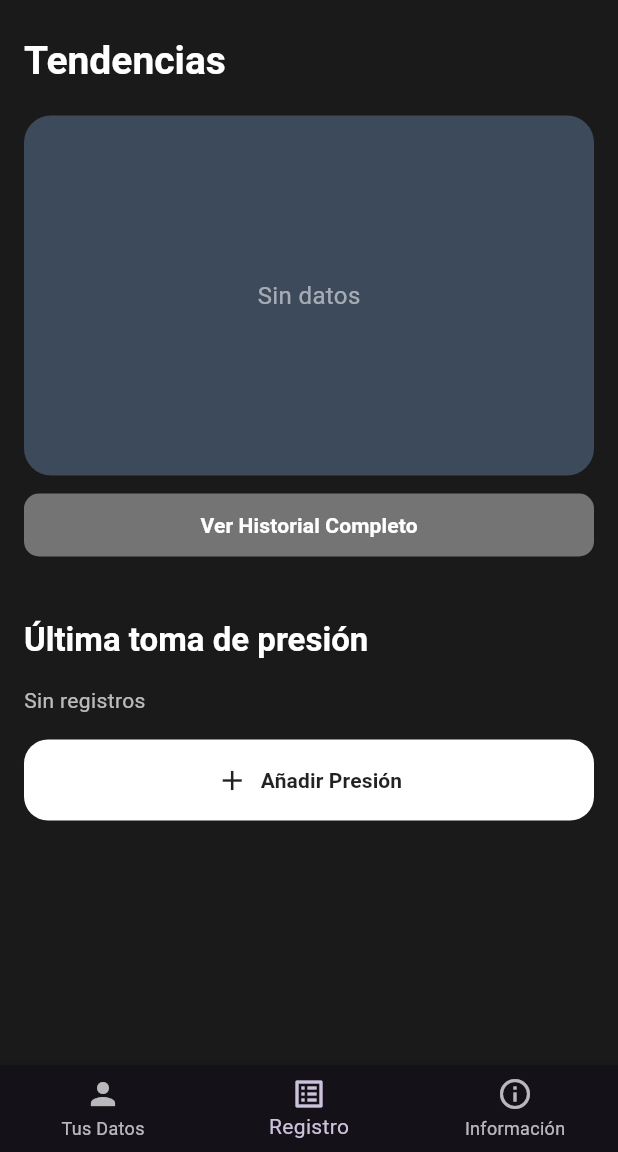
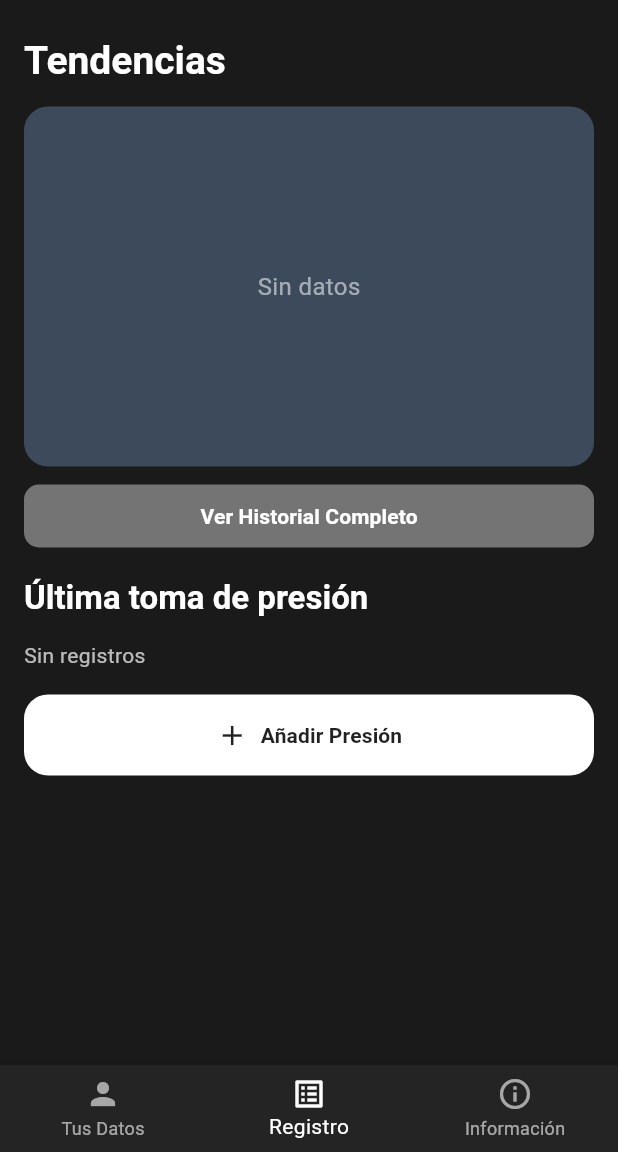
Before and after one commit to Svaella/atension-app-taller, a Flutter app: the HomeScreen screen opened by its route, item 2 of the bottom bar chosen, on a phone screen of 412 x 824 dp, the part 84-1236 px from its top. Run offline on Flutter 3.47's test engine with Material 3 defaults, Android fonts, the phone set to English and light mode, and no system bars; our stand-ins replace fl_chart, go_router, shared_preferences; accounts and stored records are empty; network calls fail.

Commit message:
Actualiza colores y scroll en registro de presión

```diff
--- a/lib/screens/home/home_screen.dart
+++ b/lib/screens/home/home_screen.dart
@@ -71,6 +71,10 @@ class _HomeScreenState extends State<HomeScreen> {
           setState(() => _index = i);
           _maybeFetchProfile(i);
         },
+        backgroundColor: AppColors.botttomBar, // Fondo barra
+        selectedItemColor: AppColors.textPrimary,        // Ítem seleccionado
+        unselectedItemColor: Colors.white60,    // Ítems no seleccionados
+        showUnselectedLabels: true,
         items: const [
           BottomNavigationBarItem(icon: Icon(Icons.person), label: 'Tus Datos'),
           BottomNavigationBarItem(icon: Icon(Icons.list_alt), label: 'Registro'),
--- a/lib/screens/home/registro_screen.dart
+++ b/lib/screens/home/registro_screen.dart
@@ -30,7 +30,7 @@ class _RegistroScreenState extends State<RegistroScreen> {
           children: [
             const SizedBox(height: 8),
             Text('Tendencias', style: Theme.of(context).textTheme.titleLarge?.copyWith(color: Colors.white, fontWeight: FontWeight.w700, fontSize: 26)),
-            const SizedBox(height: 20),
+            const SizedBox(height: 14),
             _MiniBars(items: bp.items),
             const SizedBox(height: 12),
             SizedBox(
@@ -47,9 +47,9 @@ class _RegistroScreenState extends State<RegistroScreen> {
                 child: const Text('Ver Historial Completo', style: TextStyle(fontWeight: FontWeight.w700)),
               ),
             ),
-            const SizedBox(height: 42),
+            const SizedBox(height: 20),
             Text('Última toma de presión', style: Theme.of(context).textTheme.titleLarge?.copyWith(color: Colors.white, fontWeight: FontWeight.w700)),
-            const SizedBox(height: 16),
+            const SizedBox(height: 14),
             if (last != null)
               _LastCard(sys: last.systolic, dia: last.diastolic, cat: last.category, date: last.takenAt)
             else
@@ -501,7 +501,7 @@ class _MiniBars extends StatelessWidget {
         height: 240,
         decoration: BoxDecoration(
           color: const Color(0xFF3D4A5C),
-          borderRadius: BorderRadius.circular(18),
+          borderRadius: BorderRadius.circular(16),
         ),
         child: const Center(
           child: Text('Sin datos', style: TextStyle(color: Colors.white54, fontSize: 16)),
@@ -510,11 +510,16 @@ class _MiniBars extends StatelessWidget {
     }
 
     final data = [...items];
-    data.sort((a, b) => a.takenAt.compareTo(b.takenAt));
-    final display = data.take(4).toList();
+    data.sort((a, b) => a.takenAt.compareTo(b.takenAt)); // Orden ascendente (antiguas a recientes)
 
-    // Obtener el año de la última medición
-    final year = display.isNotEmpty ? display.last.takenAt.year : DateTime.now().year;
+    final year = data.isNotEmpty ? data.last.takenAt.year : DateTime.now().year;
+
+    // Calcula el scroll inicial para mostrar las últimas 6 alineadas a la derecha
+    final itemWidth = 46.0; // ancho barra + separación
+    final visibleCount = 6;
+    final initialScroll = data.length > visibleCount
+        ? (data.length - visibleCount) * itemWidth
+        : 0.0;
 
     return Container(
       padding: const EdgeInsets.symmetric(horizontal: 16, vertical: 16),
@@ -523,7 +528,7 @@ class _MiniBars extends StatelessWidget {
         borderRadius: BorderRadius.circular(18),
         boxShadow: [
           BoxShadow(
-            color: Colors.black.withValues(alpha: 0.2),
+            color: Colors.black.withOpacity(0.2),
             blurRadius: 12,
             offset: const Offset(0, 6),
           ),
@@ -532,7 +537,6 @@ class _MiniBars extends StatelessWidget {
       child: Column(
         mainAxisSize: MainAxisSize.min,
         children: [
-          // Título con año
           Text(
             '$year',
             style: const TextStyle(
@@ -541,28 +545,25 @@ class _MiniBars extends StatelessWidget {
               fontWeight: FontWeight.w600,
             ),
           ),
-          const SizedBox(height: 10),
-          // Gráfico de barras con más espacio
           SizedBox(
             height: 190,
-            child: Row(
-              mainAxisAlignment: MainAxisAlignment.spaceEvenly,
-              crossAxisAlignment: CrossAxisAlignment.end,
-              children: display.map((e) {
+            child: ListView.separated(
+              scrollDirection: Axis.horizontal,
+              controller: ScrollController(
+                initialScrollOffset: initialScroll,
+              ),
+              itemCount: data.length,
+              separatorBuilder: (_, __) => const SizedBox(width: 24),
+              itemBuilder: (context, i) {
+                final e = data[i];
                 final vis = bpVisualFromCategory(e.category);
-                // Calcular altura normalizada con límite superior más alto
                 final normalized = (e.systolic.clamp(70, 220) - 70) / 150;
-                // Altura mínima 40, máxima 120 (deja espacio suficiente para textos)
                 final barHeight = (40 + (normalized * 80)).clamp(40.0, 120.0);
 
-                return Flexible(
-                  child: Padding(
-                    padding: const EdgeInsets.symmetric(horizontal: 3),
-                    child: Column(
+                return Column(
                   mainAxisAlignment: MainAxisAlignment.end,
                   mainAxisSize: MainAxisSize.min,
                   children: [
-                        // Valor sistólico arriba
                     Text(
                       '${e.systolic}',
                       style: const TextStyle(
@@ -572,17 +573,15 @@ class _MiniBars extends StatelessWidget {
                       ),
                     ),
                     const SizedBox(height: 3),
-                        // Barra con color según categoría
                     Container(
-                          width: 38,
+                      width: 22,
                       height: barHeight,
                       decoration: BoxDecoration(
                         color: vis.color,
-                            borderRadius: BorderRadius.circular(19),
+                        borderRadius: BorderRadius.circular(16),
                       ),
                     ),
                     const SizedBox(height: 3),
-                        // Valor diastólico abajo
                     Text(
                       '${e.diastolic}',
                       style: const TextStyle(
@@ -591,21 +590,18 @@ class _MiniBars extends StatelessWidget {
                         fontWeight: FontWeight.w600,
                       ),
                     ),
-                        const SizedBox(height: 2),
-                        // Fecha
+                    const SizedBox(height: 10),
                     Text(
                       DateFormat('dd-MM', 'es').format(e.takenAt),
                       style: const TextStyle(
                         color: Colors.white70,
-                            fontSize: 11,
+                        fontSize: 10,
                         fontWeight: FontWeight.w500,
                       ),
                     ),
                   ],
-                    ),
-                  ),
                 );
-              }).toList(),
+              },
             ),
           ),
         ],
--- a/lib/screens/home/tus_datos_screen.dart
+++ b/lib/screens/home/tus_datos_screen.dart
@@ -69,14 +69,14 @@ class TusDatosScreen extends StatelessWidget {
     }).toList();
 
     return SingleChildScrollView(
-      padding: const EdgeInsets.symmetric(horizontal: 20, vertical: 16),
+      padding: const EdgeInsets.symmetric(horizontal: 20, vertical: 20),
       child: Column(
         crossAxisAlignment: CrossAxisAlignment.start,
         children: [
           _HeaderCard(summary: summary),
-          const SizedBox(height: 24),
+          const SizedBox(height: 12),
           _NextEvaluation(days: summary.daysUntilNext),
-          const SizedBox(height: 24),
+          const SizedBox(height: 12),
           const Text(
             'Riesgos encontrados',
             style: TextStyle(color: Colors.white, fontSize: 20, fontWeight: FontWeight.w800),
--- a/lib/services/theme_service.dart
+++ b/lib/services/theme_service.dart
@@ -157,6 +157,11 @@ class ThemeService extends ChangeNotifier {
         titleSmall: TextStyle(color: Colors.black87),
       ),
       iconTheme: const IconThemeData(color: Colors.black87),
+      bottomNavigationBarTheme: const BottomNavigationBarThemeData(
+        backgroundColor: Colors.white,
+        selectedItemColor: AppColors.primaryRed,
+        unselectedItemColor: Colors.grey,
+      ),
     );
   }
 
--- a/lib/utils/colors.dart
+++ b/lib/utils/colors.dart
@@ -11,6 +11,7 @@ class AppColors {
   static const Color errorRed = Color(0xFFE53E3E);
   static const Color textPrimary = Colors.white;
   static const Color textSecondary = Color(0xFFA0AEC0);
+  static const Color botttomBar = Color.fromARGB(255, 36, 36, 36);
 
   // Colores del gauge de riesgo
   static const Color riskLow = Color(0xFF38A169);
--- a/lib/utils/constants.dart
+++ b/lib/utils/constants.dart
@@ -3,8 +3,8 @@ class Constants {
   //static const String baseUrl = 'http://localhost:8000/api'; // Cambia por tu URL de FastAPI
   // URL base del backend (SIN /api al final)
   //static const String baseUrl = 'http://127.0.0.1:8000';
-  //static const String baseUrl = 'http://192.168.18.194:8000';
-  static const String baseUrl = 'http://10.148.228.11:8000';
+  static const String baseUrl = 'http://192.168.1.38:8000';
+  //static const String baseUrl = 'http://10.148.228.11:8000';
   //static const String baseUrl = 'http://10.139.134.80:8000';
   static const String apiV1 = '/api/v1';
 
--- a/pubspec.yaml
+++ b/pubspec.yaml
@@ -37,7 +37,7 @@ dependencies:
   go_router: ^12.1.3
   flutter_svg: ^2.0.9
   google_fonts: ^6.1.0
-  intl: ^0.20.2
+  intl: ^0.19.0
   fl_chart: ^0.69.0
 
 dev_dependencies:
```
Also changed, not shown: pubspec.lock. Lines whose indentation alone changed are shown as unchanged.
